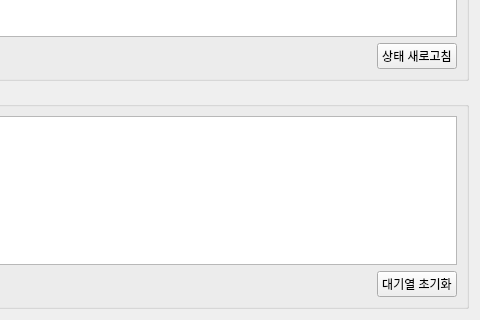
This is ui/admin_screen.ui in addinedu-ros-11th/iot-repo-2 as Qt 5 draws it before an edit; both pictures show x 420 to 900 and y 380 to 700 of the 900 by 700 pixel window. The edited form follows.
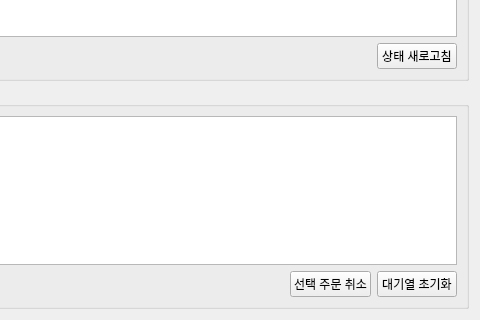
This is the edited form.

Commit message: feat(order): 선택된 주문 취소 기능 구현

Diff of the .ui file:
```diff
--- a/ui/admin_screen.ui
+++ b/ui/admin_screen.ui
@@ -185,6 +185,13 @@
           </property>
          </spacer>
         </item>
+        <item>
+         <widget class="QPushButton" name="btnCancelSelected">
+          <property name="text">
+           <string>선택 주문 취소</string>
+          </property>
+         </widget>
+        </item>
         <item>
          <widget class="QPushButton" name="btnResetQueue">
           <property name="text">
```
Left out of the diff: 2 changed lines with no effect on the pictures. The commit also changes 1 other file.
